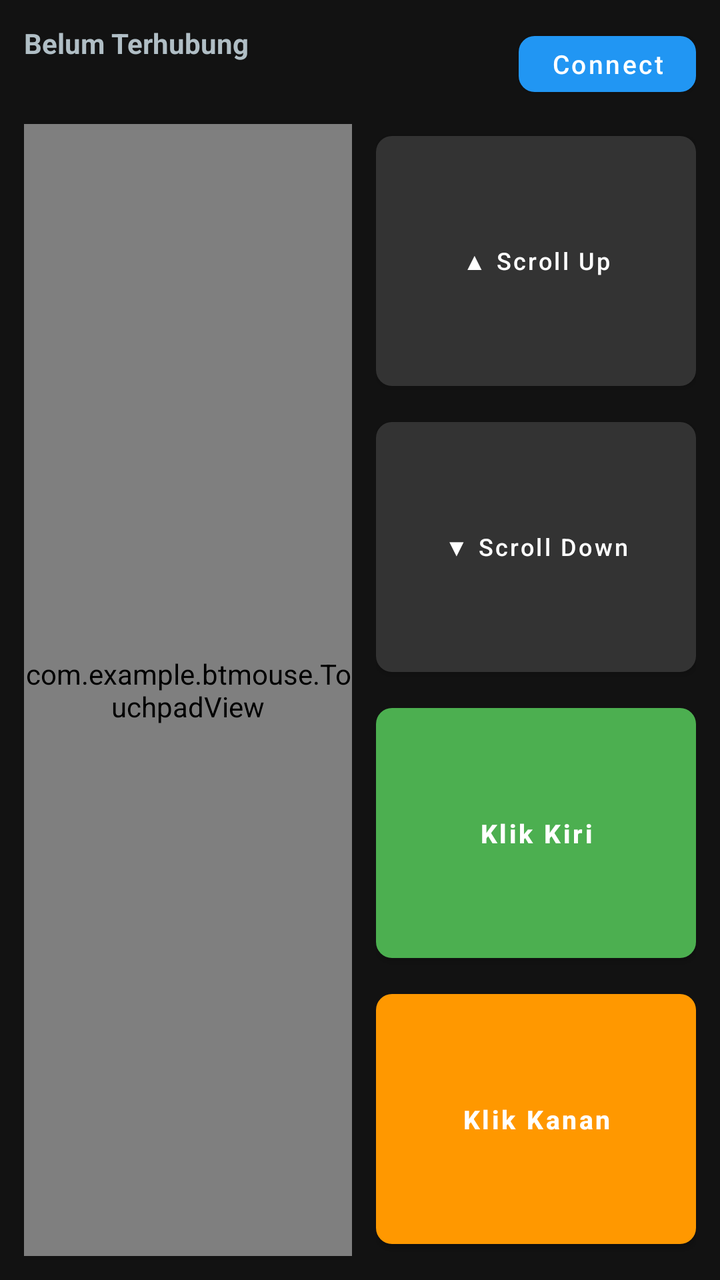
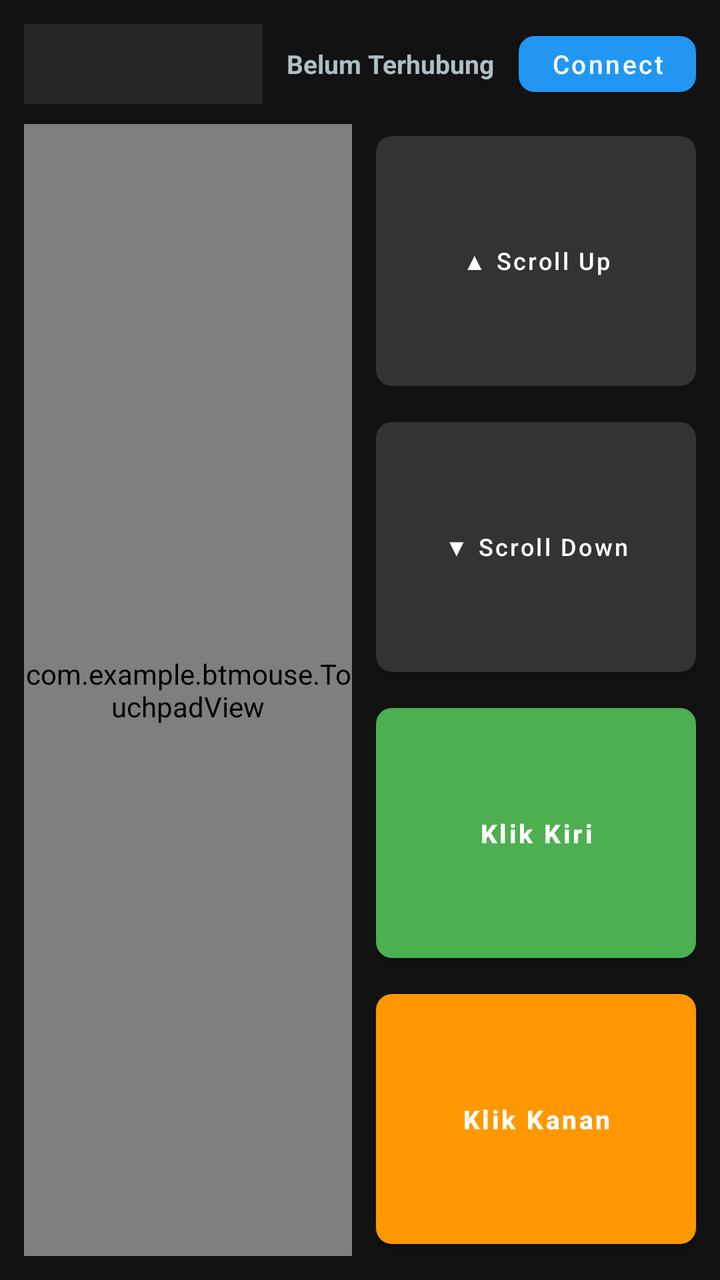

Before-and-after screenshots of an Android layout around one commit, followed by the original layout XML and the change that was made.
<!-- AndroidManifest.xml: application theme Theme.MaterialComponents.DayNight.NoActionBar -->
<!-- res/layout/activity_main.xml -->
<?xml version="1.0" encoding="utf-8"?>
<androidx.constraintlayout.widget.ConstraintLayout 
    xmlns:android="http://schemas.android.com/apk/res/android"
    xmlns:app="http://schemas.android.com/apk/res-auto"
    xmlns:tools="http://schemas.android.com/tools"
    android:layout_width="match_parent"
    android:layout_height="match_parent"
    android:background="#121212"
    android:fitsSystemWindows="true"
    android:padding="12dp">

    
    <TextView
        android:id="@+id/statusText"
        android:layout_width="0dp"
        android:layout_height="wrap_content"
        android:text="Belum Terhubung"
        android:textColor="#B0BEC5"
        android:textSize="14sp"
        android:textStyle="bold"
        android:gravity="center_vertical"
        app:layout_constraintEnd_toStartOf="@+id/btnConnect"
        app:layout_constraintStart_toStartOf="parent"
        app:layout_constraintTop_toTopOf="parent" />

    <com.google.android.material.button.MaterialButton
        android:id="@+id/btnConnect"
        android:layout_width="wrap_content"
        android:layout_height="40dp"
        android:text="Connect"
        android:textAllCaps="false"
        android:textSize="13sp"
        app:cornerRadius="8dp"
        app:backgroundTint="#2196F3"
        app:layout_constraintEnd_toEndOf="parent"
        app:layout_constraintTop_toTopOf="parent" />

    
    <com.example.btmouse.TouchpadView
        android:id="@+id/touchpad"
        android:layout_width="0dp"
        android:layout_height="0dp"
        android:layout_marginTop="10dp"
        android:layout_marginEnd="12dp"
        android:background="#1E1E1E"
        app:layout_constraintBottom_toBottomOf="parent"
        app:layout_constraintEnd_toStartOf="@+id/buttonPanel"
        app:layout_constraintStart_toStartOf="parent"
        app:layout_constraintTop_toBottomOf="@+id/btnConnect" />

    
    <LinearLayout
        android:id="@+id/buttonPanel"
        android:layout_width="160dp"
        android:layout_height="0dp"
        android:orientation="vertical"
        android:weightSum="4"
        app:layout_constraintBottom_toBottomOf="parent"
        app:layout_constraintEnd_toEndOf="parent"
        app:layout_constraintTop_toTopOf="@+id/touchpad">

        
        <com.google.android.material.button.MaterialButton
            android:id="@+id/btnScrollUp"
            android:layout_width="match_parent"
            android:layout_height="0dp"
            android:layout_weight="1"
            android:layout_marginBottom="6dp"
            android:text="▲ Scroll Up"
            android:textAllCaps="false"
            android:textSize="12sp"
            app:cornerRadius="8dp"
            app:backgroundTint="#333333" />

        
        <com.google.android.material.button.MaterialButton
            android:id="@+id/btnScrollDown"
            android:layout_width="match_parent"
            android:layout_height="0dp"
            android:layout_weight="1"
            android:layout_marginBottom="6dp"
            android:text="▼ Scroll Down"
            android:textAllCaps="false"
            android:textSize="12sp"
            app:cornerRadius="8dp"
            app:backgroundTint="#333333" />

        
        <com.google.android.material.button.MaterialButton
            android:id="@+id/btnLeftClick"
            android:layout_width="match_parent"
            android:layout_height="0dp"
            android:layout_weight="1"
            android:layout_marginBottom="6dp"
            android:text="Klik Kiri"
            android:textAllCaps="false"
            android:textStyle="bold"
            android:textSize="13sp"
            app:cornerRadius="8dp"
            app:backgroundTint="#4CAF50" />

        
        <com.google.android.material.button.MaterialButton
            android:id="@+id/btnRightClick"
            android:layout_width="match_parent"
            android:layout_height="0dp"
            android:layout_weight="1"
            android:text="Klik Kanan"
            android:textAllCaps="false"
            android:textStyle="bold"
            android:textSize="13sp"
            app:cornerRadius="8dp"
            app:backgroundTint="#FF9800" />

    </LinearLayout>

</androidx.constraintlayout.widget.ConstraintLayout>
<!-- resources referenced by this layout -->
<resources>

</resources>

<!-- the commit's change to res/layout/activity_main.xml (unified diff, before → after) -->
@@ -10,30 +10,46 @@
     android:padding="12dp">
 
     
-    <TextView
-        android:id="@+id/statusText"
-        android:layout_width="0dp"
+    <LinearLayout
+        android:id="@+id/headerLayout"
+        android:layout_width="match_parent"
         android:layout_height="wrap_content"
-        android:text="Belum Terhubung"
-        android:textColor="#B0BEC5"
-        android:textSize="14sp"
-        android:textStyle="bold"
+        android:orientation="horizontal"
         android:gravity="center_vertical"
-        app:layout_constraintEnd_toStartOf="@+id/btnConnect"
+        app:layout_constraintEnd_toEndOf="parent"
         app:layout_constraintStart_toStartOf="parent"
-        app:layout_constraintTop_toTopOf="parent" />
+        app:layout_constraintTop_toTopOf="parent">
 
-    <com.google.android.material.button.MaterialButton
-        android:id="@+id/btnConnect"
-        android:layout_width="wrap_content"
-        android:layout_height="40dp"
-        android:text="Connect"
-        android:textAllCaps="false"
-        android:textSize="13sp"
-        app:cornerRadius="8dp"
-        app:backgroundTint="#2196F3"
-        app:layout_constraintEnd_toEndOf="parent"
-        app:layout_constraintTop_toTopOf="parent" />
+        <Spinner
+            android:id="@+id/deviceSpinner"
+            android:layout_width="0dp"
+            android:layout_height="40dp"
+            android:layout_weight="1"
+            android:background="#262626"
+            android:paddingStart="8dp"
+            android:paddingEnd="8dp" />
+
+        <TextView
+            android:id="@+id/statusText"
+            android:layout_width="wrap_content"
+            android:layout_height="wrap_content"
+            android:layout_marginStart="12dp"
+            android:layout_marginEnd="12dp"
+            android:text="Belum Terhubung"
+            android:textColor="#B0BEC5"
+            android:textSize="13sp"
+            android:textStyle="bold" />
+
+        <com.google.android.material.button.MaterialButton
+            android:id="@+id/btnConnect"
+            android:layout_width="wrap_content"
+            android:layout_height="40dp"
+            android:text="Connect"
+            android:textAllCaps="false"
+            android:textSize="13sp"
+            app:cornerRadius="8dp"
+            app:backgroundTint="#2196F3" />
+    </LinearLayout>
 
     
     <com.example.btmouse.TouchpadView
@@ -46,7 +62,7 @@
         app:layout_constraintBottom_toBottomOf="parent"
         app:layout_constraintEnd_toStartOf="@+id/buttonPanel"
         app:layout_constraintStart_toStartOf="parent"
-        app:layout_constraintTop_toBottomOf="@+id/btnConnect" />
+        app:layout_constraintTop_toBottomOf="@+id/headerLayout" />
 
     
     <LinearLayout
